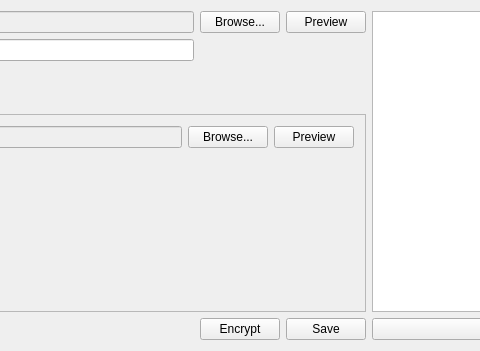
Before: the Qt Designer form StegyMain/EncryptWidget/encryptwidget.ui in sadika9/Stegy, drawn with Qt 5; both pictures show x 285 to 765 and y 0 to 351 of the 991 by 351 pixel window.
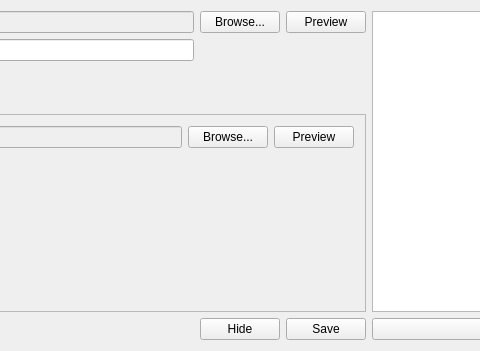
After: the same form once the commit is applied. Icons and pictures are not drawn. Custom widgets are drawn as their Qt base class.

Patch:
```diff
--- a/StegyMain/EncryptWidget/encryptwidget.ui
+++ b/StegyMain/EncryptWidget/encryptwidget.ui
@@ -217,7 +217,7 @@
      <item row="5" column="2">
       <widget class="QPushButton" name="encryptButton">
        <property name="text">
-        <string>Encrypt</string>
+        <string>Hide</string>
        </property>
        <property name="icon">
         <iconset resource="../resources.qrc">
```
Left out of the diff: 89 changed lines with no effect on the pictures.
